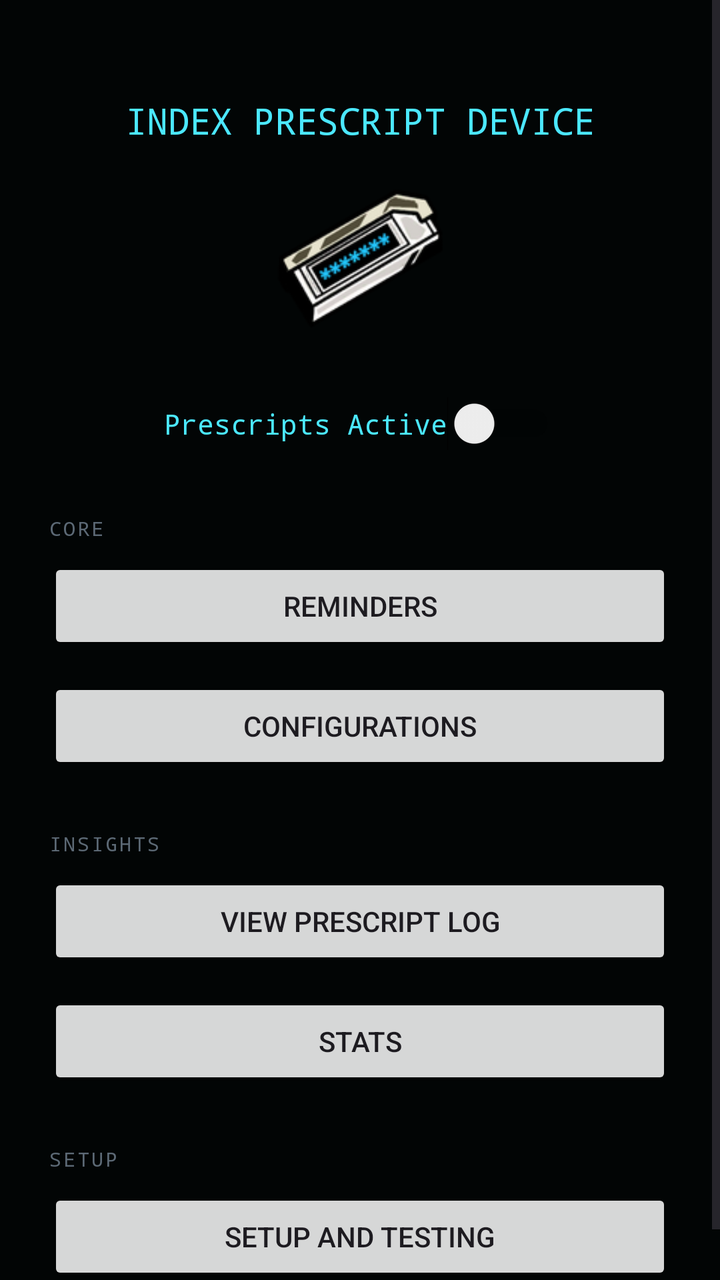
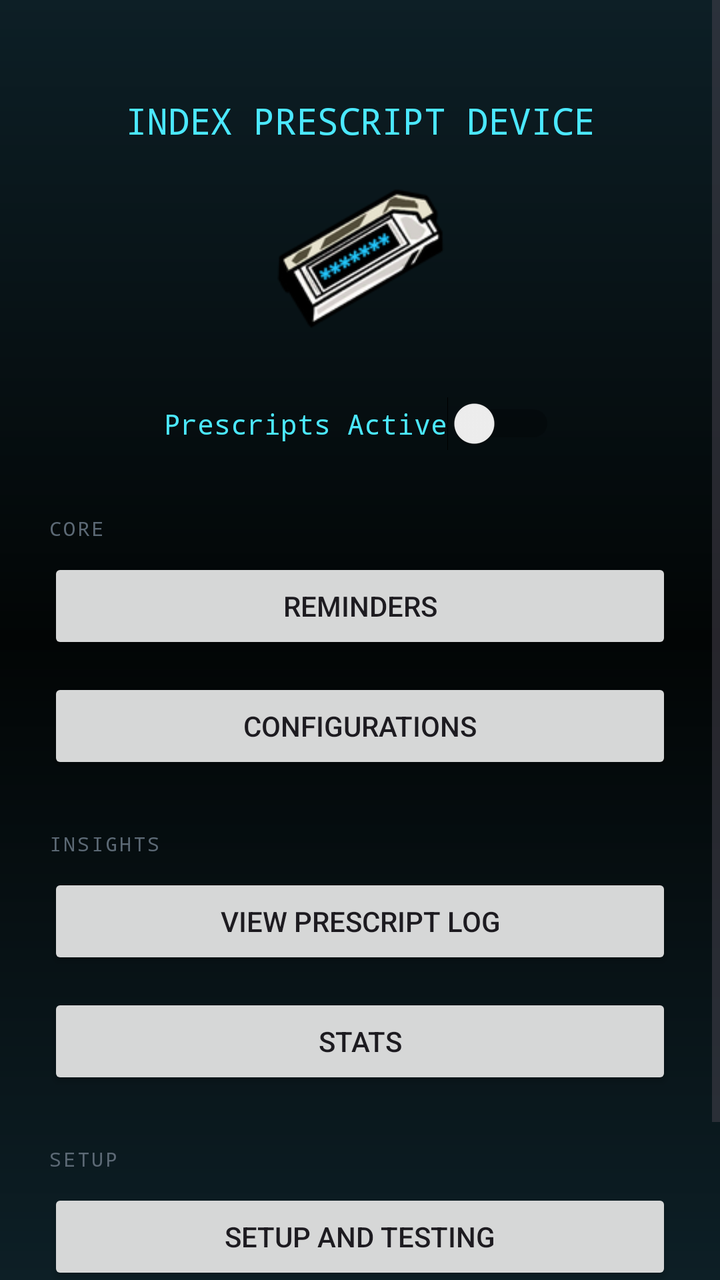

An Android layout rendered at two revisions. The XML below is the earlier revision; the diff shows what the commit changed to produce the second picture.
<!-- AndroidManifest.xml: application theme Theme.PrescriptBeeper -->
<!-- res/layout/activity_main.xml -->
<?xml version="1.0" encoding="utf-8"?>
<ScrollView xmlns:android="http://schemas.android.com/apk/res/android"
    android:layout_width="match_parent"
    android:layout_height="match_parent"
    android:fitsSystemWindows="true"
    android:background="#020505">

    <LinearLayout
        android:layout_width="match_parent"
        android:layout_height="wrap_content"
        android:orientation="vertical"
        android:gravity="center_horizontal"
        android:paddingStart="24dp"
        android:paddingEnd="24dp"
        android:paddingBottom="24dp"
        android:paddingTop="48dp">

        <TextView
            android:layout_width="wrap_content"
            android:layout_height="wrap_content"
            android:text="INDEX PRESCRIPT DEVICE"
            android:textColor="#4be8ff"
            android:textSize="18sp"
            android:fontFamily="monospace"
            android:layout_marginBottom="12dp" />

        <ImageView
            android:layout_width="90dp"
            android:layout_height="90dp"
            android:src="@drawable/icdeviceicon"
            android:layout_marginBottom="24dp" />

        <Switch
            android:id="@+id/switchEnabled"
            android:layout_width="wrap_content"
            android:layout_height="wrap_content"
            android:text="Prescripts Active"
            android:textColor="#4be8ff"
            android:fontFamily="monospace"
            android:layout_marginBottom="32dp" />


        <TextView
            android:id="@+id/tvPermissionsMissing"
            android:layout_width="wrap_content"
            android:layout_height="wrap_content"
            android:text="⚠ Permissions Missing"
            android:textColor="#ff3b5c"
            android:textSize="11sp"
            android:fontFamily="monospace"
            android:visibility="gone"
            android:layout_marginBottom="8dp" />

        <TextView
            android:id="@+id/tvNoAppsWatched"
            android:layout_width="wrap_content"
            android:layout_height="wrap_content"
            android:text="⚠ No Apps Watched"
            android:textColor="#ff3b5c"
            android:textSize="11sp"
            android:fontFamily="monospace"
            android:visibility="gone"
            android:layout_marginBottom="20dp" />

        <TextView
            android:layout_width="match_parent"
            android:layout_height="wrap_content"
            android:text="CORE"
            android:textColor="#5c6975"
            android:textSize="10sp"
            android:letterSpacing="0.1"
            android:fontFamily="monospace"
            android:layout_marginBottom="8dp" />

        <Button
            android:id="@+id/btnOpenReminders"
            android:layout_width="match_parent"
            android:layout_height="wrap_content"
            android:text="Reminders"
            android:layout_marginBottom="12dp" />

        <Button
            android:id="@+id/btnOpenConfigurations"
            android:layout_width="match_parent"
            android:layout_height="wrap_content"
            android:text="Configurations"
            android:layout_marginBottom="28dp" />

        <TextView
            android:layout_width="match_parent"
            android:layout_height="wrap_content"
            android:text="INSIGHTS"
            android:textColor="#5c6975"
            android:textSize="10sp"
            android:letterSpacing="0.1"
            android:fontFamily="monospace"
            android:layout_marginBottom="8dp" />

        <Button
            android:id="@+id/btnViewLog"
            android:layout_width="match_parent"
            android:layout_height="wrap_content"
            android:text="View Prescript Log"
            android:layout_marginBottom="12dp" />

        <Button
            android:id="@+id/btnWeeklySummary"
            android:layout_width="match_parent"
            android:layout_height="wrap_content"
            android:text="Stats"
            android:layout_marginBottom="28dp" />

        <TextView
            android:layout_width="match_parent"
            android:layout_height="wrap_content"
            android:text="SETUP"
            android:textColor="#5c6975"
            android:textSize="10sp"
            android:letterSpacing="0.1"
            android:fontFamily="monospace"
            android:layout_marginBottom="8dp" />

        <Button
            android:id="@+id/btnOpenSetup"
            android:layout_width="match_parent"
            android:layout_height="wrap_content"
            android:text="Setup and Testing" />

    </LinearLayout>

</ScrollView>
<!-- resources referenced by this layout -->
<resources>
  <!-- drawable icdeviceicon: png bitmap (drawable, 15957 bytes) -->
  <style name="Theme.PrescriptBeeper" parent="Base.Theme.PrescriptBeeper">
          <item name="materialButtonStyle">@style/Widget.PrescriptBeeper.Button</item>
      </style>
  <style name="Base.Theme.PrescriptBeeper" parent="Theme.Material3.DayNight.NoActionBar">
          
      </style>
  <style name="Widget.PrescriptBeeper.Button" parent="Widget.Material3.Button.OutlinedButton">
          <item name="backgroundTint">#10181c</item>
          <item name="strokeColor">#35d7f0</item>
          <item name="strokeWidth">2dp</item>
          <item name="cornerRadius">8dp</item>
          <item name="android:textColor">#4be8ff</item>
          <item name="android:fontFamily">monospace</item>
          <item name="android:textAllCaps">false</item>
          <item name="android:paddingTop">14dp</item>
          <item name="android:paddingBottom">14dp</item>
      </style>
</resources>

<!-- the commit's change to res/layout/activity_main.xml (unified diff, before → after) -->
@@ -3,7 +3,7 @@
     android:layout_width="match_parent"
     android:layout_height="match_parent"
     android:fitsSystemWindows="true"
-    android:background="#020505">
+    android:background="@drawable/bg_app_wallpaper">
 
     <LinearLayout
         android:layout_width="match_parent"
@@ -124,7 +124,14 @@
             android:id="@+id/btnOpenSetup"
             android:layout_width="match_parent"
             android:layout_height="wrap_content"
-            android:text="Setup and Testing" />
+            android:text="Setup and Testing"
+            android:layout_marginBottom="16dp" />
+
+        <Button
+            android:id="@+id/btnOpenBackupRestore"
+            android:layout_width="match_parent"
+            android:layout_height="wrap_content"
+            android:text="Backup and Restore" />
 
     </LinearLayout>
 
<!-- resource entries referenced after the edit -->
@@ -1,5 +1,16 @@
 <!-- resources referenced by this layout -->
 <resources>
+  <!-- drawable bg_app_wallpaper (drawable) -->
+  <?xml version="1.0" encoding="utf-8"?>
+  <shape xmlns:android="http://schemas.android.com/apk/res/android">
+      <gradient
+          android:type="linear"
+          android:angle="90"
+          android:startColor="#0d1f26"
+          android:centerColor="#020505"
+          android:endColor="#0d1f26"
+          android:centerY="0.5" />
+  </shape>
   <!-- drawable icdeviceicon: png bitmap (drawable, 15957 bytes) -->
   <style name="Theme.PrescriptBeeper" parent="Base.Theme.PrescriptBeeper">
           <item name="materialButtonStyle">@style/Widget.PrescriptBeeper.Button</item>
